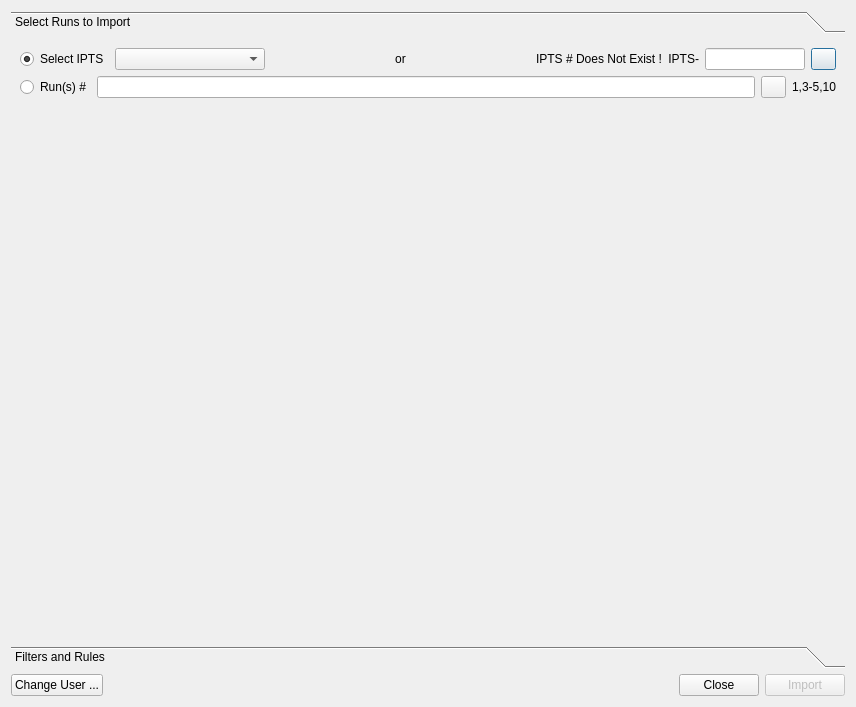
Above: designer/ui_import_from_database.ui from neutrons/addie before the change. Below: the same form after it.
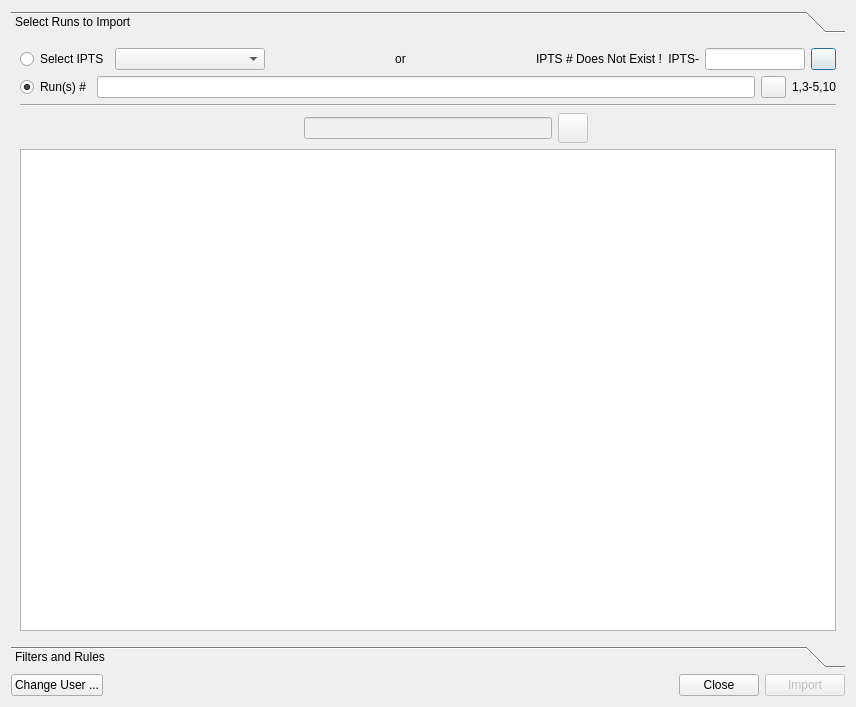
That is the form after the change.

Commit message: added widgets for search tool bar in import_from_database

Diff of the .ui file:
```diff
--- a/designer/ui_import_from_database.ui
+++ b/designer/ui_import_from_database.ui
@@ -36,11 +36,14 @@
         <layout class="QHBoxLayout" name="horizontalLayout_2">
          <item>
           <widget class="QRadioButton" name="ipts_radio_button">
+           <property name="enabled">
+            <bool>true</bool>
+           </property>
            <property name="text">
             <string>Select IPTS</string>
            </property>
            <property name="checked">
-            <bool>true</bool>
+            <bool>false</bool>
            </property>
           </widget>
          </item>
@@ -160,6 +163,9 @@
            <property name="text">
             <string>Run(s) #</string>
            </property>
+           <property name="checked">
+            <bool>true</bool>
+           </property>
           </widget>
          </item>
          <item>
@@ -194,17 +200,116 @@
         </layout>
        </item>
        <item>
-        <spacer name="verticalSpacer_3">
+        <widget class="Line" name="line">
          <property name="orientation">
-          <enum>Qt::Vertical</enum>
+          <enum>Qt::Horizontal</enum>
          </property>
-         <property name="sizeHint" stdset="0">
-          <size>
-           <width>20</width>
-           <height>481</height>
-          </size>
-         </property>
-        </spacer>
+        </widget>
+       </item>
+       <item>
+        <layout class="QHBoxLayout" name="horizontalLayout_7">
+         <item>
+          <spacer name="horizontalSpacer_2">
+           <property name="orientation">
+            <enum>Qt::Horizontal</enum>
+           </property>
+           <property name="sizeHint" stdset="0">
+            <size>
+             <width>40</width>
+             <height>20</height>
+            </size>
+           </property>
+          </spacer>
+         </item>
+         <item>
+          <widget class="QLabel" name="search_logo_label">
+           <property name="enabled">
+            <bool>false</bool>
+           </property>
+           <property name="sizePolicy">
+            <sizepolicy hsizetype="Fixed" vsizetype="Fixed">
+             <horstretch>0</horstretch>
+             <verstretch>0</verstretch>
+            </sizepolicy>
+           </property>
+           <property name="minimumSize">
+            <size>
+             <width>30</width>
+             <height>30</height>
+            </size>
+           </property>
+           <property name="maximumSize">
+            <size>
+             <width>30</width>
+             <height>30</height>
+            </size>
+           </property>
+           <property name="text">
+            <string/>
+           </property>
+          </widget>
+         </item>
+         <item>
+          <widget class="QLineEdit" name="name_search">
+           <property name="enabled">
+            <bool>false</bool>
+           </property>
+           <property name="minimumSize">
+            <size>
+             <width>200</width>
+             <height>0</height>
+            </size>
+           </property>
+           <property name="maximumSize">
+            <size>
+             <width>1677215</width>
+             <height>16777215</height>
+            </size>
+           </property>
+           <property name="text">
+            <string/>
+           </property>
+          </widget>
+         </item>
+         <item>
+          <widget class="QPushButton" name="clear_search_button">
+           <property name="enabled">
+            <bool>false</bool>
+           </property>
+           <property name="minimumSize">
+            <size>
+             <width>30</width>
+             <height>30</height>
+            </size>
+           </property>
+           <property name="maximumSize">
+            <size>
+             <width>20</width>
+             <height>30</height>
+            </size>
+           </property>
+           <property name="text">
+            <string/>
+           </property>
+          </widget>
+         </item>
+         <item>
+          <spacer name="horizontalSpacer_6">
+           <property name="orientation">
+            <enum>Qt::Horizontal</enum>
+           </property>
+           <property name="sizeHint" stdset="0">
+            <size>
+             <width>40</width>
+             <height>20</height>
+            </size>
+           </property>
+          </spacer>
+         </item>
+        </layout>
+       </item>
+       <item>
+        <widget class="QTableWidget" name="tableWidget_all_runs"/>
        </item>
       </layout>
      </widget>
```
The commit also changes 2 other files.
